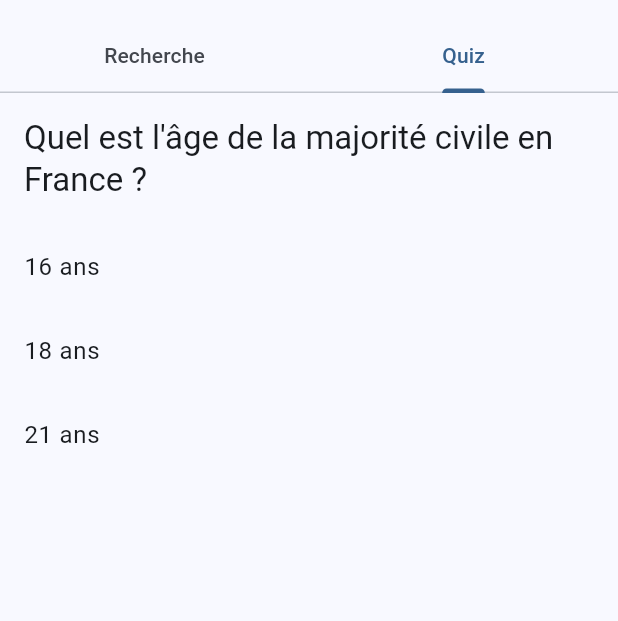
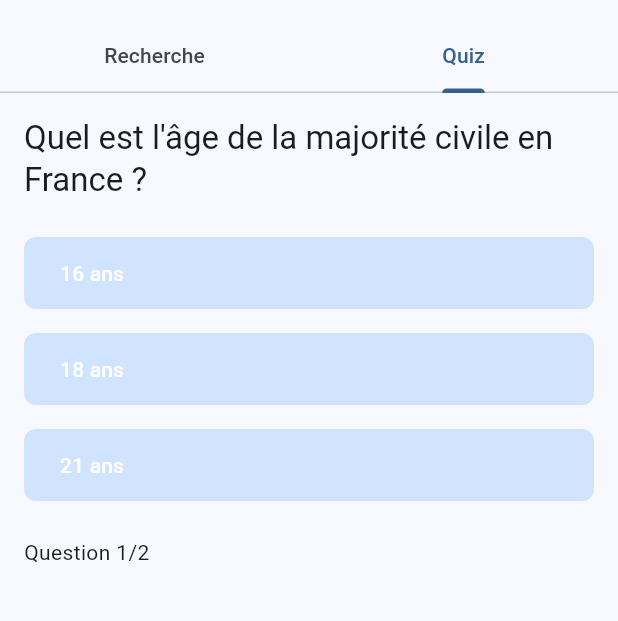
Before and after one commit to MSJ2025/codeciv, a Flutter app: the screen it shows after launch, tab 2 chosen, on a phone screen of 412 x 824 dp, the part 63-684 px from its top. Run offline on Flutter 3.47's test engine with Material 3 defaults, Android fonts, the phone set to English and light mode, and no system bars; our stand-ins replace google_fonts.

Commit message:
Améliore le quiz avec animations et score

```diff
--- a/lib/pages/quiz_page.dart
+++ b/lib/pages/quiz_page.dart
@@ -1,4 +1,12 @@
 import 'package:flutter/material.dart';
+
+class Question {
+  final String text;
+  final List<String> options;
+  final int correctIndex;
+
+  const Question(this.text, this.options, this.correctIndex);
+}
 
 class QuizPage extends StatefulWidget {
   const QuizPage({super.key});
@@ -8,36 +16,103 @@ class QuizPage extends StatefulWidget {
 }
 
 class _QuizPageState extends State<QuizPage> {
+  final List<Question> _questions = const [
+    Question(
+      "Quel est l'âge de la majorité civile en France ?",
+      ['16 ans', '18 ans', '21 ans'],
+      1,
+    ),
+    Question(
+      "Combien d'articles composait le Code civil en 1804 ?",
+      ['36', '228', '2281'],
+      2,
+    ),
+  ];
+
+  int _current = 0;
   int? _selected;
   bool _answered = false;
-
-  final String question = "Quel est l'âge de la majorité civile en France ?";
-  final List<String> options = ['16 ans', '18 ans', '21 ans'];
-  final int correctIndex = 1;
+  int _score = 0;
+  bool _showResult = false;
 
   void _choose(int index) {
     if (_answered) return;
     setState(() {
       _selected = index;
       _answered = true;
+      if (index == _questions[_current].correctIndex) {
+        _score++;
+      }
+    });
+    Future.delayed(const Duration(milliseconds: 800), () {
+      if (!mounted) return;
+      if (_current < _questions.length - 1) {
+        setState(() {
+          _current++;
+          _selected = null;
+          _answered = false;
+        });
+      } else {
+        setState(() {
+          _showResult = true;
+        });
+      }
     });
   }
 
   @override
   Widget build(BuildContext context) {
-    return Column(
+    if (_showResult) {
+      final int percent = (_score / _questions.length * 100).round();
+      Color color;
+      String emoji;
+      if (percent >= 80) {
+        color = Colors.green;
+        emoji = '🎉';
+      } else if (percent >= 50) {
+        color = Colors.orange;
+        emoji = '🙂';
+      } else {
+        color = Colors.red;
+        emoji = '😞';
+      }
+      return Center(
+        child: Column(
+          mainAxisAlignment: MainAxisAlignment.center,
+          children: [
+            Text(
+              'Score : $percent%',
+              style: Theme.of(context)
+                  .textTheme
+                  .headlineMedium
+                  ?.copyWith(color: color),
+            ),
+            Text(
+              emoji,
+              style: const TextStyle(fontSize: 64),
+            ),
+          ],
+        ),
+      );
+    }
+
+    final question = _questions[_current];
+    return AnimatedSwitcher(
+      duration: const Duration(milliseconds: 300),
+      child: Column(
+        key: ValueKey(_current),
         crossAxisAlignment: CrossAxisAlignment.stretch,
         children: [
           Padding(
             padding: const EdgeInsets.all(16),
             child: Text(
-            question,
+              question.text,
               style: Theme.of(context).textTheme.titleLarge,
             ),
           ),
-        ...List.generate(options.length, (index) {
+          ...List.generate(question.options.length, (index) {
             final isSelected = _selected == index;
-          final isCorrect = index == correctIndex;
+            final isCorrect = index == question.correctIndex;
             Color? color;
             if (_answered) {
               if (isCorrect) {
@@ -46,13 +121,36 @@ class _QuizPageState extends State<QuizPage> {
                 color = Colors.red;
               }
             }
-          return ListTile(
-            title: Text(options[index]),
-            tileColor: color,
-            onTap: () => _choose(index),
+            return AnimatedContainer(
+              duration: const Duration(milliseconds: 300),
+              margin: const EdgeInsets.symmetric(horizontal: 16, vertical: 8),
+              decoration: BoxDecoration(
+                color: color ?? Theme.of(context).colorScheme.primaryContainer,
+                borderRadius: BorderRadius.circular(8),
+              ),
+              child: FilledButton(
+                style: FilledButton.styleFrom(
+                  backgroundColor: Colors.transparent,
+                  shadowColor: Colors.transparent,
+                  shape: RoundedRectangleBorder(
+                    borderRadius: BorderRadius.circular(8),
+                  ),
+                  minimumSize: const Size.fromHeight(48),
+                ),
+                onPressed: () => _choose(index),
+                child: Align(
+                  alignment: Alignment.centerLeft,
+                  child: Text(question.options[index]),
+                ),
+              ),
             );
-        })
+          }),
+          Padding(
+            padding: const EdgeInsets.all(16),
+            child: Text('Question ${_current + 1}/${_questions.length}'),
+          ),
         ],
+      ),
     );
   }
 }
```
Also changed, not shown: 1 other file. Lines whose indentation alone changed are shown as unchanged.
